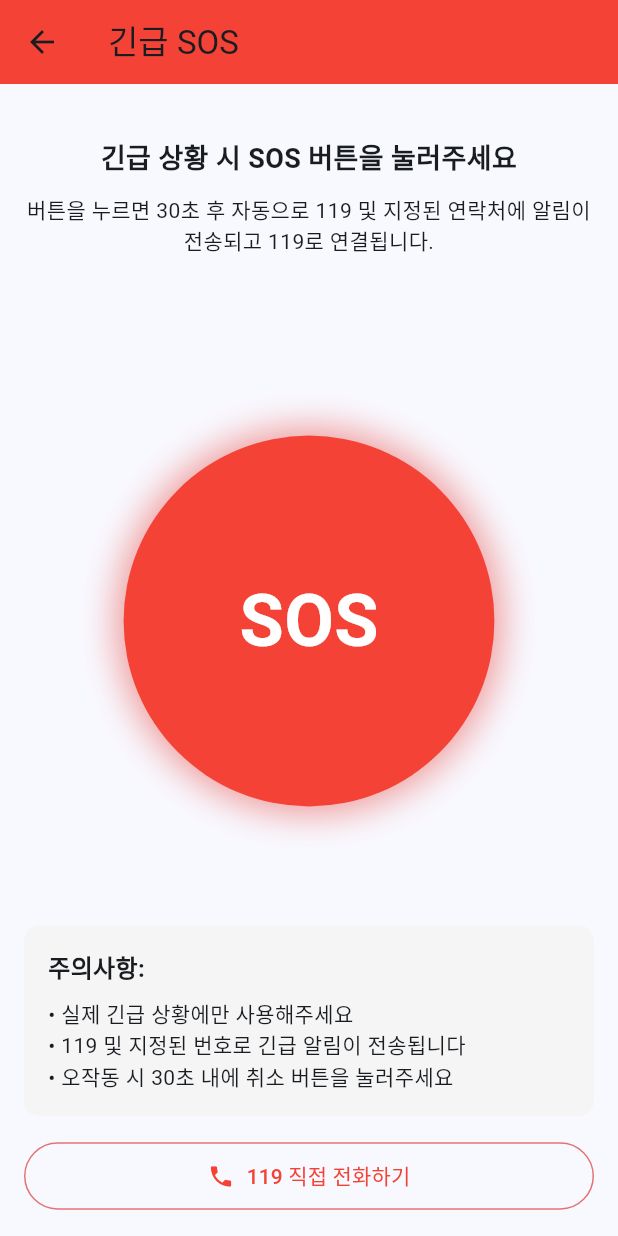
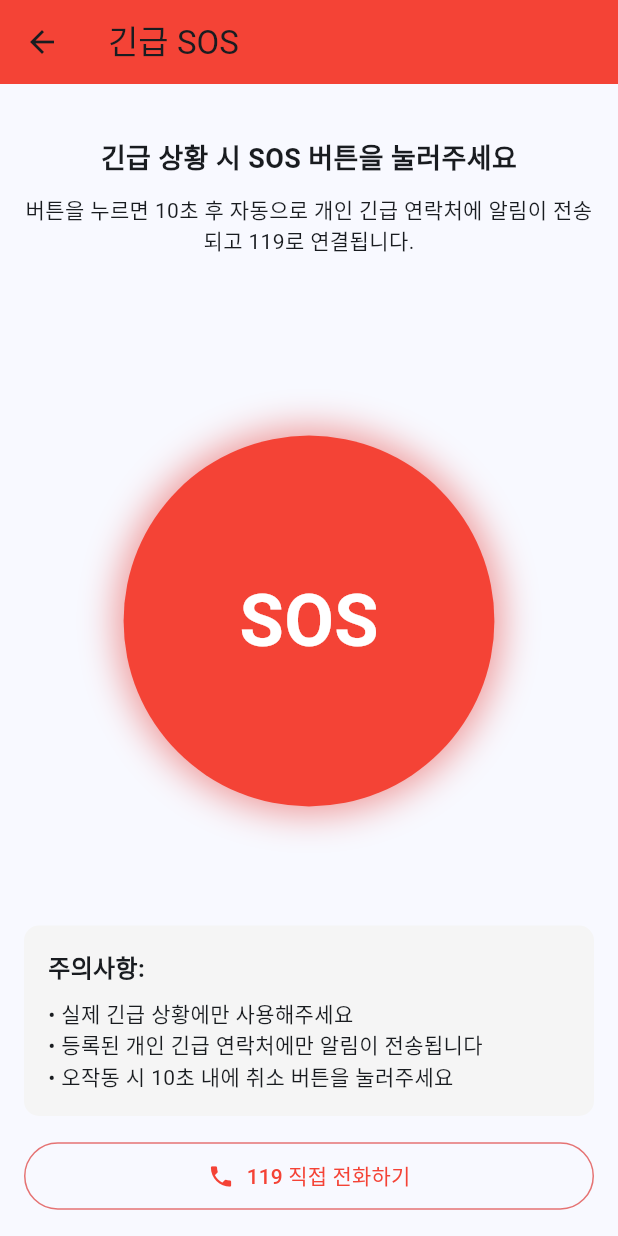
Before and after one commit to Maccrey/My-Guardian_GPS, a Flutter app: the SOSView screen opened by its route, on a phone screen of 412 x 824 dp. Run offline on Flutter 3.47's test engine with Material 3 defaults, Android fonts, the phone set to English and light mode, and no system bars; our stand-ins replace flutter_dotenv, geocoding, geolocator, get, google_maps_flutter, shared_preferences; missing offline and left inert: flutter_polyline_points; accounts and stored records are empty.

Commit message:
SOS 기능 개선: 카운트다운 시간을 30초에서 10초로 수정하고, 고정된 긴급 연락처를 제거하여 개인 긴급 연락처로 알림 전송 로직을 강화함. 제외할 번호 목록 추가 및 필터링 로직 개선으로 사용자 경험 향상.

```diff
--- a/lib/views/sos_view.dart
+++ b/lib/views/sos_view.dart
@@ -2,18 +2,25 @@ import 'package:flutter/material.dart';
 import 'package:get/get.dart';
 import 'package:url_launcher/url_launcher.dart';
 import 'dart:async';
-// import '../services/emergency_contact_service.dart';  // 사용하지 않으므로 주석 처리
+import '../services/emergency_contact_service.dart'; // 다시 불러옴
 
 class SOSController extends GetxController {
   final RxBool isSOSActive = false.obs;
-  final RxInt countdown = 30.obs; // 30초 카운트다운
+  final RxInt countdown = 10.obs; // 10초 카운트다운으로 수정
   Timer? _timer;
 
-  // 고정된 긴급 연락처
-  final List<Map<String, String>> fixedEmergencyContacts = [
-    {'name': '소방청', 'phoneNumber': '119'},
-    {'name': '긴급 연락처', 'phoneNumber': '010-7163-0214'}
+  // 기본 긴급 번호 리스트 (알림을 보내지 않을 번호들)
+  final List<String> excludedNumbers = [
+    '112',
+    '122',
+    '1301',
+    '044-205-1542',
+    '119',
+    '044205-1542',
+    '0442051542' // 하이픈 없는 형태도 추가
   ];
+
+  // 고정된 긴급 연락처 제거
 
   void activateSOS() {
     isSOSActive.value = true;
@@ -23,7 +30,7 @@ class SOSController extends GetxController {
   void cancelSOS() {
     isSOSActive.value = false;
     _stopCountdown();
-    countdown.value = 30; // 카운트다운 리셋
+    countdown.value = 10; // 카운트다운 리셋값 수정
   }
 
   void _startCountdown() {
@@ -53,19 +60,51 @@ class SOSController extends GetxController {
 
   Future<void> _sendEmergencyNotifications() async {
     try {
+      // EmergencyContactService에서 긴급 연락처 가져오기
+      final emergencyContactService = Get.find<EmergencyContactService>();
+      final allContacts = emergencyContactService.contacts;
+
+      // 제외할 번호 목록에 없는 연락처만 필터링 (강화된 필터링)
+      final filteredContacts = allContacts.where((contact) {
+        // 번호에서 모든 하이픈, 공백 제거
+        String cleanNumber =
+            contact.phoneNumber.replaceAll(RegExp(r'[-\s]'), '').trim();
+
+        // 제외 목록의 각 번호도 정리하여 비교
+        for (var excluded in excludedNumbers) {
+          String cleanExcluded =
+              excluded.replaceAll(RegExp(r'[-\s]'), '').trim();
+          if (cleanNumber == cleanExcluded) {
+            return false; // 제외 목록에 있으면 필터링
+          }
+        }
+        return true; // 제외 목록에 없으면 포함
+      }).toList();
+
       // 실제 알림 전송 로직은 향후 구현
       // 현재는 로그 출력으로 대체
       debugPrint('⚠️ 긴급 알림 전송 중...');
 
-      // 고정된 긴급 연락처로 알림 전송
-      for (var contact in fixedEmergencyContacts) {
-        debugPrint('  - ${contact['name']}에게 알림 전송: ${contact['phoneNumber']}');
+      if (filteredContacts.isEmpty) {
+        debugPrint('⚠️ 전송할 개인 긴급 연락처가 없습니다.');
+        Get.snackbar(
+          '알림 전송 실패',
+          '전송할 개인 긴급 연락처가 없습니다. 설정 메뉴에서 긴급 연락처를 추가해주세요.',
+          backgroundColor: Colors.yellow.shade100,
+          duration: const Duration(seconds: 3),
+          snackPosition: SnackPosition.BOTTOM,
+        );
+        return;
+      }
+
+      for (var contact in filteredContacts) {
+        debugPrint('  - ${contact.name}에게 알림 전송: ${contact.phoneNumber}');
       }
 
       // 알림 전송 성공 토스트 메시지
       Get.snackbar(
         '긴급 알림 전송',
-        '119 및 지정된 긴급 연락처로 SOS 알림이 전송되었습니다.',
+        '개인 긴급 연락처로 SOS 알림이 전송되었습니다.',
         backgroundColor: Colors.red.shade100,
         duration: const Duration(seconds: 3),
         snackPosition: SnackPosition.BOTTOM,
@@ -137,7 +176,7 @@ class SOSView extends StatelessWidget {
               ),
               const SizedBox(height: 10),
               const Text(
-                '버튼을 누르면 30초 후 자동으로 119 및 지정된 연락처에 알림이 전송되고 119로 연결됩니다.',
+                '버튼을 누르면 10초 후 자동으로 개인 긴급 연락처에 알림이 전송되고 119로 연결됩니다.',
                 style: TextStyle(fontSize: 14),
                 textAlign: TextAlign.center,
               ),
@@ -162,7 +201,7 @@ class SOSView extends StatelessWidget {
                           ),
                           const SizedBox(height: 24),
                           const Text(
-                            '초 후 자동으로 119 및 지정된 연락처에 알림이 전송됩니다',
+                            '초 후 자동으로 개인 긴급 연락처에 알림이 전송됩니다',
                             style: TextStyle(fontSize: 16),
                             textAlign: TextAlign.center,
                           ),
@@ -246,8 +285,8 @@ class SOSView extends StatelessWidget {
                     ),
                     SizedBox(height: 8),
                     Text('• 실제 긴급 상황에만 사용해주세요'),
-                    Text('• 119 및 지정된 번호로 긴급 알림이 전송됩니다'),
-                    Text('• 오작동 시 30초 내에 취소 버튼을 눌러주세요'),
+                    Text('• 등록된 개인 긴급 연락처에만 알림이 전송됩니다'),
+                    Text('• 오작동 시 10초 내에 취소 버튼을 눌러주세요'),
                   ],
                 ),
               ),
```
